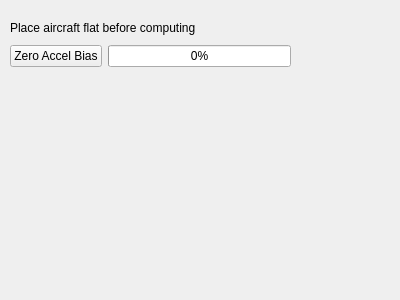
Above: ground/openpilotgcs/src/plugins/config/ccattitude.ui from openpilot/OpenPilot before the change. Below: the same form after it.
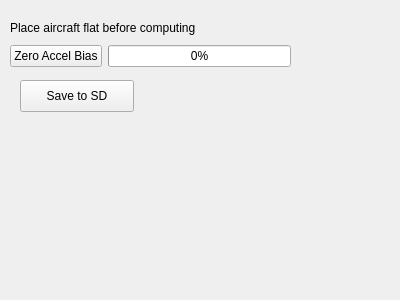
That is the form after the change.

Commit message: OP-36: Save button for CC attitude bias

Patch:
```diff
--- a/ground/openpilotgcs/src/plugins/config/ccattitude.ui
+++ b/ground/openpilotgcs/src/plugins/config/ccattitude.ui
@@ -52,6 +52,19 @@
     <string>Place aircraft flat before computing</string>
    </property>
   </widget>
+  <widget class="QPushButton" name="saveButton">
+   <property name="geometry">
+    <rect>
+     <x>20</x>
+     <y>80</y>
+     <width>114</width>
+     <height>32</height>
+    </rect>
+   </property>
+   <property name="text">
+    <string>Save to SD</string>
+   </property>
+  </widget>
  </widget>
  <resources/>
  <connections/>
```
The commit also changes 2 other files.
